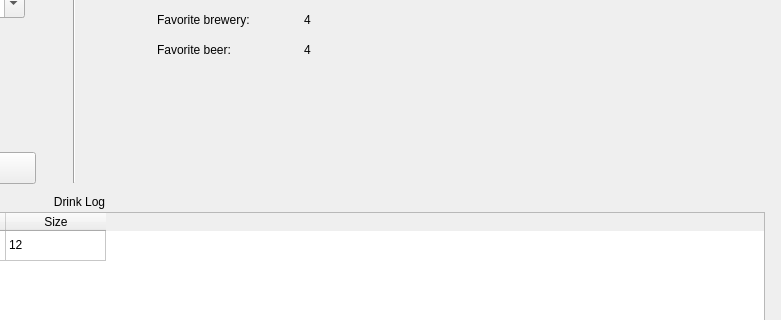
This is src/mainwindow.ui in minorsecond/BuzzBot as Qt 5 draws it before an edit; both pictures show x 616 to 1397 and y 138 to 458 of the 1397 by 699 pixel window. The edited form follows.
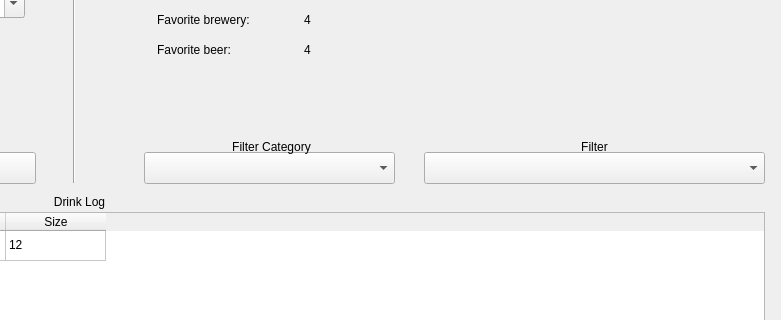
This is the edited form.

Commit message: Add table filter dropdowns

Diff of the .ui file:
```diff
--- a/src/mainwindow.ui
+++ b/src/mainwindow.ui
@@ -642,6 +642,58 @@
      <string>Delete Row</string>
     </property>
    </widget>
+   <widget class="QComboBox" name="filterCategoryInput">
+    <property name="geometry">
+     <rect>
+      <x>760</x>
+      <y>290</y>
+      <width>251</width>
+      <height>32</height>
+     </rect>
+    </property>
+   </widget>
+   <widget class="QComboBox" name="filterTextInput">
+    <property name="geometry">
+     <rect>
+      <x>1040</x>
+      <y>290</y>
+      <width>341</width>
+      <height>32</height>
+     </rect>
+    </property>
+   </widget>
+   <widget class="QLabel" name="filterCategoryLabel">
+    <property name="geometry">
+     <rect>
+      <x>767</x>
+      <y>275</y>
+      <width>241</width>
+      <height>20</height>
+     </rect>
+    </property>
+    <property name="text">
+     <string>Filter Category</string>
+    </property>
+    <property name="alignment">
+     <set>Qt::AlignCenter</set>
+    </property>
+   </widget>
+   <widget class="QLabel" name="filterLabel">
+    <property name="geometry">
+     <rect>
+      <x>1050</x>
+      <y>275</y>
+      <width>321</width>
+      <height>20</height>
+     </rect>
+    </property>
+    <property name="text">
+     <string>Filter</string>
+    </property>
+    <property name="alignment">
+     <set>Qt::AlignCenter</set>
+    </property>
+   </widget>
   </widget>
   <widget class="QMenuBar" name="menubar">
    <property name="geometry">
```
The commit also changes 2 other files.
